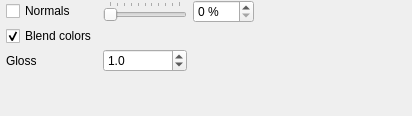
The window that src/gui/forms/toolbar_rendernormalsgroup.ui (open-scan-crew/OpenScanTools) describes before a commit, drawn with Qt 5.
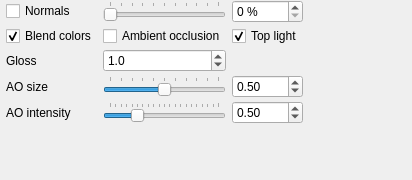
The same window after the commit.

Commit message: Add ambient occlusion rendering controls

Patch:
```diff
--- a/src/gui/forms/toolbar_rendernormalsgroup.ui
+++ b/src/gui/forms/toolbar_rendernormalsgroup.ui
@@ -7,7 +7,7 @@
     <x>0</x>
     <y>0</y>
     <width>412</width>
-    <height>116</height>
+    <height>180</height>
    </rect>
   </property>
   <property name="windowTitle">
@@ -84,19 +84,6 @@
      </property>
     </widget>
    </item>
-   <item row="5" column="4">
-    <spacer name="verticalSpacer">
-     <property name="orientation">
-      <enum>Qt::Vertical</enum>
-     </property>
-     <property name="sizeHint" stdset="0">
-      <size>
-       <width>0</width>
-       <height>0</height>
-      </size>
-     </property>
-    </spacer>
-   </item>
    <item row="1" column="4">
     <widget class="QCheckBox" name="checkBox_blendColor">
      <property name="text">
@@ -107,6 +94,23 @@
      </property>
     </widget>
    </item>
+   <item row="1" column="5">
+    <widget class="QCheckBox" name="checkBox_ao">
+     <property name="text">
+      <string>Ambient occlusion</string>
+     </property>
+    </widget>
+   </item>
+   <item row="1" column="6">
+    <widget class="QCheckBox" name="checkBox_aoTopLight">
+     <property name="text">
+      <string>Top light</string>
+     </property>
+     <property name="checked">
+      <bool>true</bool>
+     </property>
+    </widget>
+   </item>
    <item row="2" column="4">
     <widget class="QLabel" name="label_sharpness">
      <property name="text">
@@ -127,6 +131,97 @@
      </property>
     </widget>
    </item>
+   <item row="3" column="4">
+    <widget class="QLabel" name="label_aoSize">
+     <property name="text">
+      <string>AO size</string>
+     </property>
+    </widget>
+   </item>
+   <item row="3" column="5">
+    <widget class="QSlider" name="slider_aoSize">
+     <property name="maximum">
+      <number>100</number>
+     </property>
+     <property name="orientation">
+      <enum>Qt::Horizontal</enum>
+     </property>
+     <property name="tickPosition">
+      <enum>QSlider::TicksAbove</enum>
+     </property>
+     <property name="value">
+      <number>50</number>
+     </property>
+    </widget>
+   </item>
+   <item row="3" column="6">
+    <widget class="QDoubleSpinBox" name="doubleSpinBox_aoSize">
+     <property name="decimals">
+      <number>2</number>
+     </property>
+     <property name="maximum">
+      <double>1.000000000000000</double>
+     </property>
+     <property name="singleStep">
+      <double>0.050000000000000</double>
+     </property>
+     <property name="value">
+      <double>0.500000000000000</double>
+     </property>
+    </widget>
+   </item>
+   <item row="4" column="4">
+    <widget class="QLabel" name="label_aoIntensity">
+     <property name="text">
+      <string>AO intensity</string>
+     </property>
+    </widget>
+   </item>
+   <item row="4" column="5">
+    <widget class="QSlider" name="slider_aoIntensity">
+     <property name="maximum">
+      <number>200</number>
+     </property>
+     <property name="orientation">
+      <enum>Qt::Horizontal</enum>
+     </property>
+     <property name="tickPosition">
+      <enum>QSlider::TicksAbove</enum>
+     </property>
+     <property name="value">
+      <number>50</number>
+     </property>
+    </widget>
+   </item>
+   <item row="4" column="6">
+    <widget class="QDoubleSpinBox" name="doubleSpinBox_aoIntensity">
+     <property name="decimals">
+      <number>2</number>
+     </property>
+     <property name="maximum">
+      <double>2.000000000000000</double>
+     </property>
+     <property name="singleStep">
+      <double>0.050000000000000</double>
+     </property>
+     <property name="value">
+      <double>0.500000000000000</double>
+     </property>
+    </widget>
+   </item>
+   <item row="6" column="4">
+    <spacer name="verticalSpacer">
+     <property name="orientation">
+      <enum>Qt::Vertical</enum>
+     </property>
+     <property name="sizeHint" stdset="0">
+      <size>
+       <width>0</width>
+       <height>0</height>
+      </size>
+     </property>
+    </spacer>
+   </item>
   </layout>
  </widget>
  <layoutdefault spacing="6" margin="11"/>
```
Left out of the diff: 20 changed lines with no effect on the pictures. The commit also changes 17 other files.
